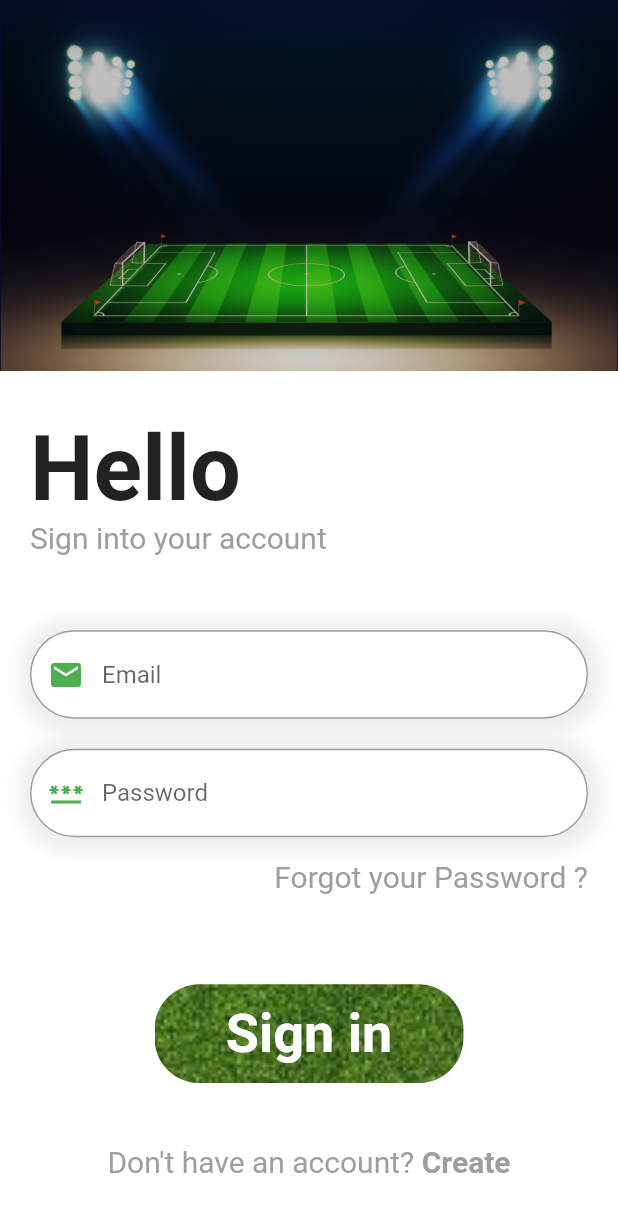
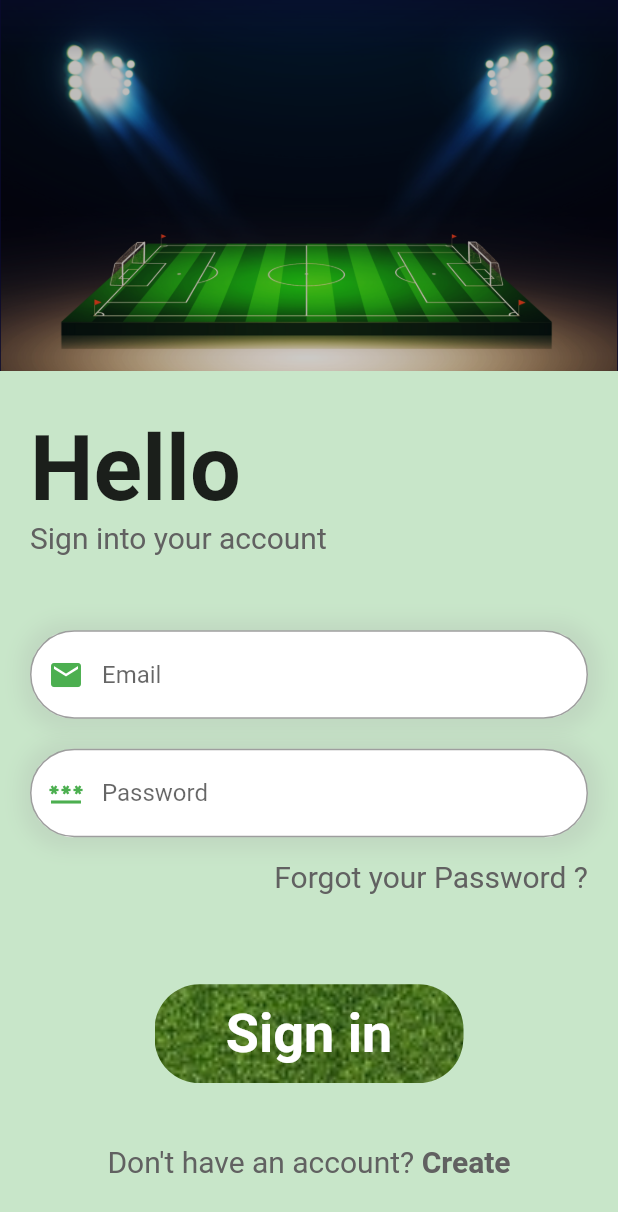
Before and after one commit to ShubhamP08/TurfBookingApp, a Flutter app: the screen it shows after launch, on a phone screen of 412 x 824 dp. Shown: the top 1212 px of the screen. Run offline on Flutter 3.47's test engine with Material 2 defaults, Android fonts, the phone set to English and light mode, and no system bars; our stand-ins replace firebase_auth, firebase_core, get; accounts and stored records are empty.

Commit message:
Day4_Completed

```diff
--- a/lib/loginpage.dart
+++ b/lib/loginpage.dart
@@ -4,7 +4,10 @@ import 'package:flutter/rendering.dart';
 import 'package:get/get.dart';
 import 'package:turf_booking_application/signup_page.dart';
 
-import '';
+import 'authcontroller.dart';
+
+var emailController = TextEditingController();
+var passwordController = TextEditingController();
 
 class LoginPage extends StatelessWidget {
   const LoginPage({Key? key}) : super(key: key);
@@ -15,8 +18,11 @@ class LoginPage extends StatelessWidget {
     double h = MediaQuery.of(context).size.height;
 
     return Scaffold(
-        backgroundColor: Colors.white,
-        body: Column(children: [
+        //resizeToAvoidBottomInset: false,
+        backgroundColor: Colors.green.shade100,
+        body: SingleChildScrollView(
+          //padding: EdgeInsets.all(0),
+          child: Column(children: [
             Container(
                 width: w,
                 height: h * 0.3,
@@ -31,15 +37,18 @@ class LoginPage extends StatelessWidget {
             Container(
               margin: const EdgeInsets.only(left: 20, right: 20),
               width: w,
-            child:
-                Column(crossAxisAlignment: CrossAxisAlignment.start, children: [
+              child: Column(
+                  crossAxisAlignment: CrossAxisAlignment.start,
+                  children: [
                     Text(
                       "Hello",
-                style: TextStyle(fontSize: 60, fontWeight: FontWeight.bold),
+                      style:
+                          TextStyle(fontSize: 60, fontWeight: FontWeight.bold),
                     ),
                     Text(
                       "Sign into your account",
-                style: TextStyle(fontSize: 20, color: Colors.grey),
+                      style:
+                          TextStyle(fontSize: 20, color: Colors.grey.shade700),
                     ),
                     SizedBox(
                       height: 50,
@@ -56,6 +65,7 @@ class LoginPage extends StatelessWidget {
                                 color: Colors.grey.withOpacity(0.2))
                           ]),
                       child: TextField(
+                        controller: emailController,
                         decoration: InputDecoration(
                             hintText: "Email",
                             prefixIcon: Icon(
@@ -70,8 +80,8 @@ class LoginPage extends StatelessWidget {
                                 )),
                             border: OutlineInputBorder(
                                 borderRadius: BorderRadius.circular(30),
-                          borderSide:
-                              BorderSide(color: Colors.white, width: 1.0))),
+                                borderSide: BorderSide(
+                                    color: Colors.white, width: 1.0))),
                       ),
                     ),
                     SizedBox(
@@ -89,6 +99,8 @@ class LoginPage extends StatelessWidget {
                                 color: Colors.grey.withOpacity(0.2))
                           ]),
                       child: TextField(
+                        controller: passwordController,
+                        obscureText: true,
                         decoration: InputDecoration(
                             hintText: "Password",
                             prefixIcon: Icon(
@@ -103,8 +115,8 @@ class LoginPage extends StatelessWidget {
                                 )),
                             border: OutlineInputBorder(
                                 borderRadius: BorderRadius.circular(30),
-                          borderSide:
-                              BorderSide(color: Colors.white, width: 1.0))),
+                                borderSide: BorderSide(
+                                    color: Colors.white, width: 1.0))),
                       ),
                     ),
                     SizedBox(
@@ -117,7 +129,8 @@ class LoginPage extends StatelessWidget {
                         ),
                         Text(
                           "Forgot your Password ?",
-                    style: TextStyle(fontSize: 20, color: Colors.grey),
+                          style:
+                              TextStyle(fontSize: 20, color: Colors.grey[700]),
                         ),
                       ],
                     )
@@ -126,7 +139,10 @@ class LoginPage extends StatelessWidget {
             SizedBox(
               height: 60,
             ),
-          Container(
+            GestureDetector(
+              onTap: () => AuthController.instance.login(
+                  emailController.text.trim(), passwordController.text.trim()),
+              child: Container(
                 width: w * 0.5,
                 height: h * 0.08,
                 decoration: BoxDecoration(
@@ -145,16 +161,17 @@ class LoginPage extends StatelessWidget {
                   ),
                 ),
               ),
+            ),
             SizedBox(height: w * 0.10),
             RichText(
                 text: TextSpan(
                     text: "Don\'t have an account?",
-                  style: TextStyle(color: Colors.grey[500], fontSize: 20),
+                    style: TextStyle(color: Colors.grey[700], fontSize: 20),
                     children: [
                   TextSpan(
                       text: " Create",
                       style: TextStyle(
-                        color: Colors.grey[500],
+                          color: Colors.grey[700],
                           fontSize: 20,
                           fontWeight: FontWeight.bold),
                       recognizer: TapGestureRecognizer()
@@ -162,6 +179,7 @@ class LoginPage extends StatelessWidget {
                           Get.to(() => SignupPage());
                         }),
                 ]))
-        ]));
+          ]),
+        ));
   }
 }
--- a/lib/main.dart
+++ b/lib/main.dart
@@ -1,10 +1,15 @@
+import 'package:firebase_core/firebase_core.dart';
 import 'package:flutter/material.dart';
+import 'package:turf_booking_application/authcontroller.dart';
 import 'package:turf_booking_application/loginpage.dart';
 import 'package:turf_booking_application/signup_page.dart';
-import 'package:turf_booking_application/welcomepage.dart';
+import 'package:turf_booking_application/splashscreen.dart';
+import 'package:turf_booking_application/homepage.dart';
 import 'package:get/get.dart';
 
-void main() {
+Future<void> main() async {
+  WidgetsFlutterBinding.ensureInitialized();
+  await Firebase.initializeApp().then((value) => Get.put(AuthController()));
   runApp(const MyApp());
 }
 
@@ -19,7 +24,7 @@ class MyApp extends StatelessWidget {
       theme: ThemeData(
         primarySwatch: Colors.blue,
       ),
-      home: LoginPage(),
+      home: SplashScreen(),
     );
   }
 }
```
Also changed, not shown: lib/authcontroller.dart (+57 -2 lines), lib/homepage.dart (renamed from lib/welcomepage.dart, +13 -6 lines), lib/login.txt (deleted, +0 -85 lines), lib/signup_page.dart (+27 -13 lines), lib/splashscreen.dart (added, +20 -0 lines), 1 other file. Lines whose indentation alone changed are shown as unchanged.
